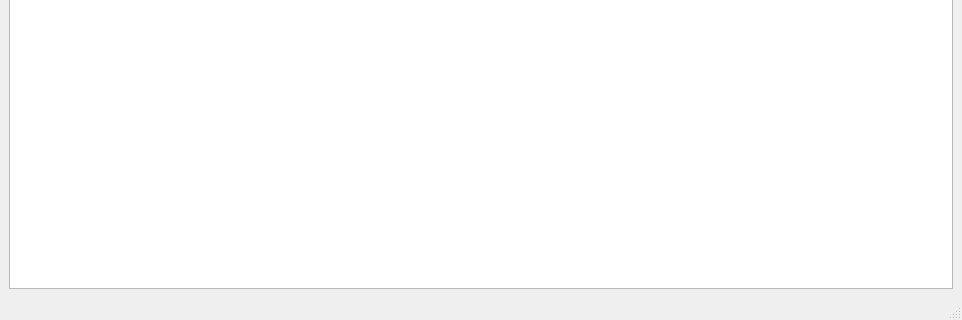
Above: main.ui from Shadowik2306/Latte before the change; both pictures show x 0 to 962 and y 290 to 610 of the 962 by 610 pixel window. Below: the same form after it.
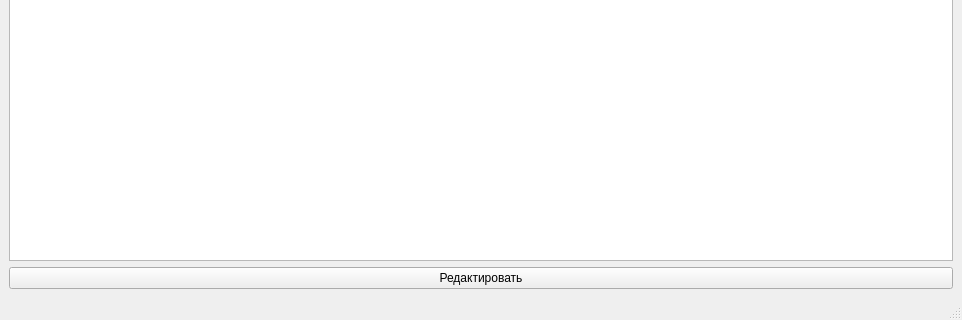
That is the form after the change.

The edit to the form file:
```diff
--- a/main.ui
+++ b/main.ui
@@ -22,6 +22,13 @@
       </item>
      </layout>
     </item>
+    <item row="1" column="0">
+     <widget class="QPushButton" name="pushButton">
+      <property name="text">
+       <string>Редактировать</string>
+      </property>
+     </widget>
+    </item>
    </layout>
   </widget>
   <widget class="QMenuBar" name="menubar">
```
